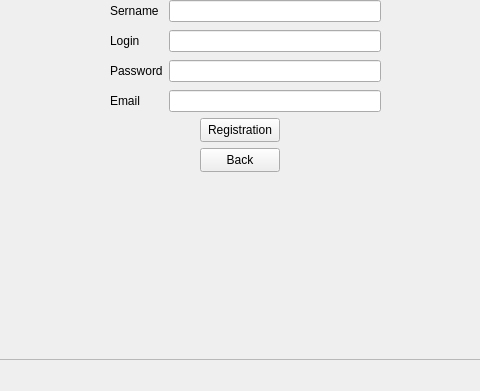
First picture: the form in SimpleChat/mainwindow.ui, repository Ssssvhhhhh/SimpleChat, before the edit; both pictures show x 235 to 715 and y 209 to 600 of the 800 by 600 pixel window.
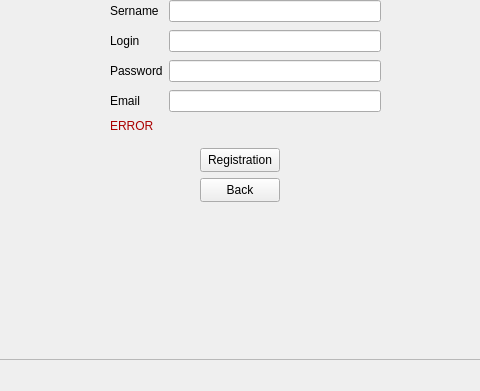
Second picture: the form after the edit. The open tabs and pages were chosen to show the change. Icons and pictures are not drawn.

The edit to the form file:
```diff
--- a/SimpleChat/mainwindow.ui
+++ b/SimpleChat/mainwindow.ui
@@ -303,7 +303,7 @@
            <property name="geometry">
             <rect>
              <x>210</x>
-             <y>280</y>
+             <y>310</y>
              <width>80</width>
              <height>24</height>
             </rect>
@@ -316,7 +316,7 @@
            <property name="geometry">
             <rect>
              <x>210</x>
-             <y>310</y>
+             <y>340</y>
              <width>80</width>
              <height>24</height>
             </rect>
@@ -325,7 +325,7 @@
             <string>Back</string>
            </property>
           </widget>
-          <widget class="QWidget" name="">
+          <widget class="QWidget" name="layoutWidget">
            <property name="geometry">
             <rect>
              <x>120</x>
@@ -387,6 +387,26 @@
             </item>
            </layout>
           </widget>
+          <widget class="QLabel" name="labelError_2">
+           <property name="geometry">
+            <rect>
+             <x>120</x>
+             <y>280</y>
+             <width>261</width>
+             <height>16</height>
+            </rect>
+           </property>
+           <property name="styleSheet">
+            <string notr="true">text-align: center;
+color: rgb(170, 0, 0);
+font: 12pt &quot;Segoe UI&quot;;
+
+</string>
+           </property>
+           <property name="text">
+            <string>ERROR</string>
+           </property>
+          </widget>
          </widget>
          <widget class="QWidget" name="pageCreateGroupChat">
           <layout class="QVBoxLayout" name="verticalLayout_8">
```
Left out of the diff: 108 changed lines with no effect on the pictures.
